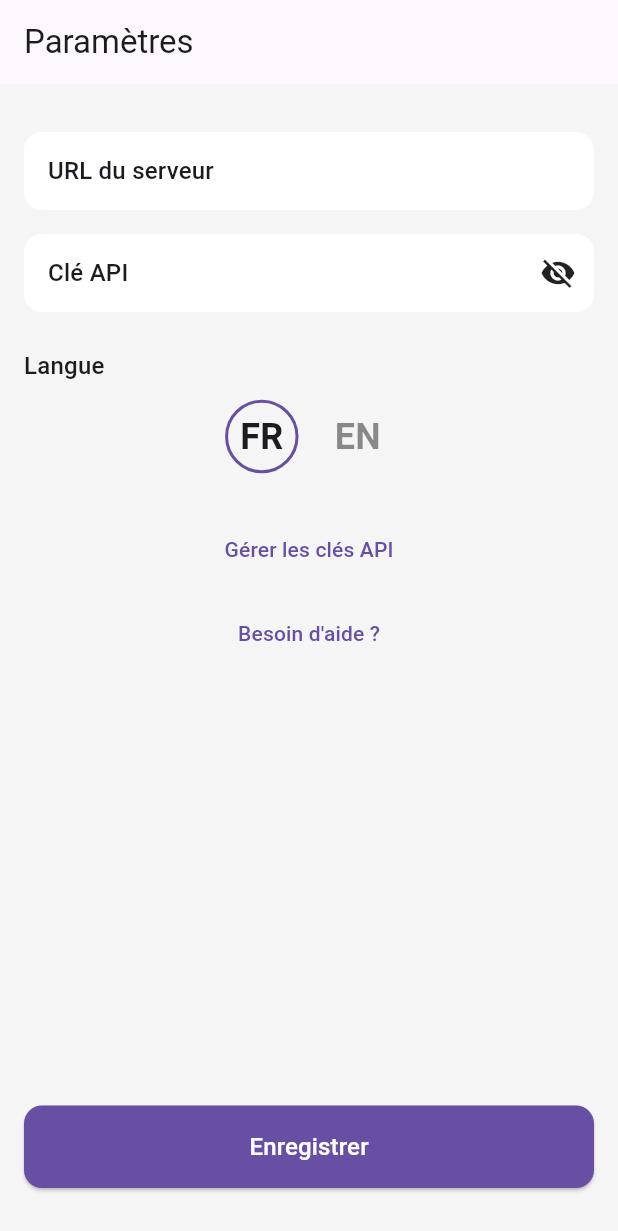
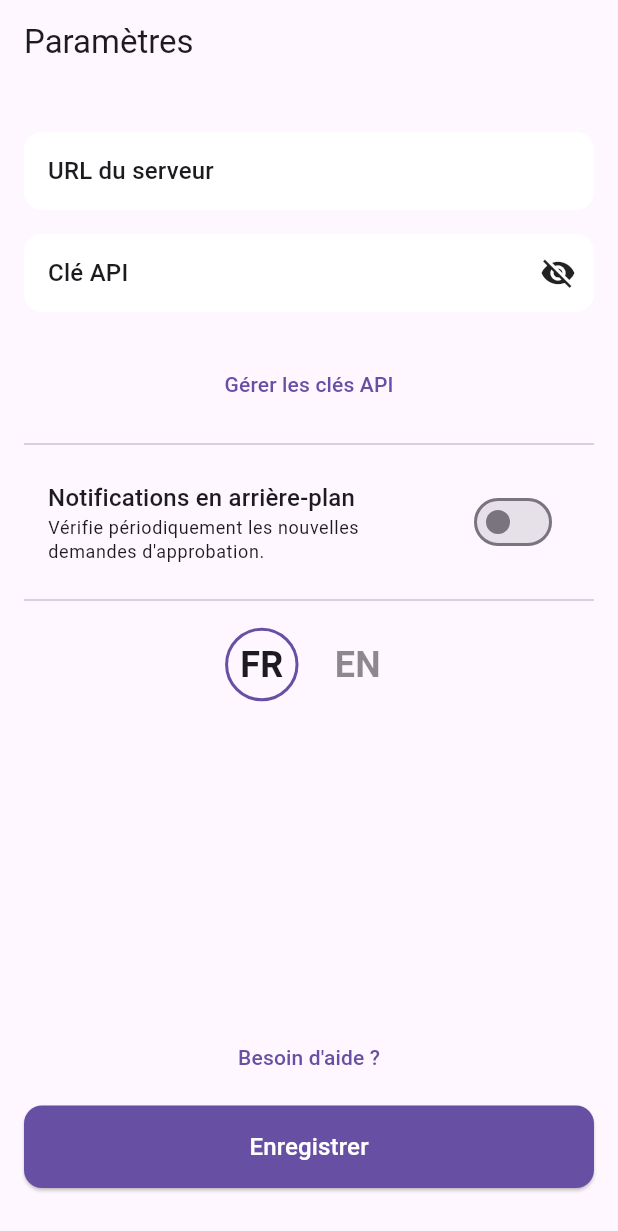
Before and after one commit to hkdone/headscalemanager, a Flutter app: the screen it shows after launch, on a phone screen of 412 x 824 dp. Shown: the top 1231 px of the screen. Run offline on Flutter 3.47's test engine with Material 3 defaults, Android fonts, the light colour scheme and no system bars; our stand-ins replace eva_icons_flutter, fl_chart, flutter_local_notifications, flutter_secure_storage, qr_flutter, share_plus and 1 more; missing offline and left inert: dart_ping, workmanager; accounts and stored records are empty.

Commit message:
Gestion des notifications

```diff
--- a/lib/main.dart
+++ b/lib/main.dart
@@ -1,95 +1,42 @@
 import 'package:flutter/material.dart';
-import 'package:flutter_localizations/flutter_localizations.dart';
 import 'package:headscalemanager/providers/app_provider.dart';
 import 'package:headscalemanager/screens/splash_screen.dart';
 import 'package:provider/provider.dart';
+import 'package:flutter_localizations/flutter_localizations.dart';
 
-/// Point d'entrée principal de l'application Flutter.
-///
-/// Cette fonction initialise et lance l'application en exécutant le widget [MyApp].
-void main() {
+void main() async {
+  WidgetsFlutterBinding.ensureInitialized();
+  // We don't want to initialize notifications here anymore
+  // as it requires settings to be loaded first.
+  // await NotificationService.initialize();
   runApp(const MyApp());
 }
 
-/// Widget racine de l'application.
-///
-/// [MyApp] est un [StatelessWidget] qui configure la structure de base de l'application,
-/// y compris la gestion de l'état avec [ChangeNotifierProvider] et les thèmes visuels.
 class MyApp extends StatelessWidget {
   const MyApp({super.key});
 
   @override
   Widget build(BuildContext context) {
-    /// Fournit une instance de [AppProvider] à l'ensemble de l'arborescence des widgets.
-    ///
-    /// [AppProvider] est instancié ici. Il est important de noter que [AppProvider]
-    /// instancie directement ses dépendances ([HeadscaleApiService] et [StorageService]).
-    /// Pour des applications plus complexes ou pour faciliter les tests unitaires,
-    /// une injection de dépendances plus explicite pourrait être envisagée pour ces services.
     return ChangeNotifierProvider(
       create: (context) => AppProvider(),
       child: Consumer<AppProvider>(
         builder: (context, appProvider, child) {
           return MaterialApp(
-            /// Titre de l'application, affiché dans la barre des tâches ou le sélecteur d'applications.
-            title: 'Gestionnaire Headscale',
-
-            /// Configuration de la localisation
+            title: 'Headscale Manager',
+            theme: ThemeData.light(), // Using a default theme
+            darkTheme: ThemeData.dark(), // Using a default dark theme
+            themeMode: ThemeMode.system, // Let the system decide
             locale: appProvider.locale,
-            supportedLocales: const [
-              Locale('en', ''),
-              Locale('fr', ''),
-            ],
             localizationsDelegates: const [
               GlobalMaterialLocalizations.delegate,
               GlobalWidgetsLocalizations.delegate,
               GlobalCupertinoLocalizations.delegate,
             ],
-
-            /// Désactive la bannière "DEBUG" en mode développement.
-        debugShowCheckedModeBanner: false,
-
-        /// Thème visuel de l'application pour le mode clair.
-        ///
-        /// Note : `primarySwatch` est déprécié. Pour un theming plus moderne,
-        /// il est recommandé d'utiliser `ColorScheme.fromSeed` ou de définir
-        /// un `ColorScheme` personnalisé.
-        theme: ThemeData(
-          brightness: Brightness.light,
-          primarySwatch: Colors.blue,
-          scaffoldBackgroundColor:
-              Colors.grey[100], // Fond d'écran légèrement gris
-          visualDensity: VisualDensity.adaptivePlatformDensity,
-          bottomNavigationBarTheme: const BottomNavigationBarThemeData(
-            backgroundColor: Colors.white, // Barre de nav blanche
-            selectedItemColor: Colors.blue,
-            unselectedItemColor: Colors.black54,
-            type: BottomNavigationBarType.fixed,
-          ),
-        ),
-
-        /// Thème visuel de l'application pour le mode sombre.
-        darkTheme: ThemeData(
-          brightness: Brightness.dark,
-          primarySwatch: Colors.blue,
-          scaffoldBackgroundColor:
-              const Color(0xFF121212), // Fond d'écran sombre
-          visualDensity: VisualDensity.adaptivePlatformDensity,
-          bottomNavigationBarTheme: BottomNavigationBarThemeData(
-            backgroundColor:
-                const Color(0xFF212121), // Barre de nav plus claire
-            selectedItemColor: Colors.blue[300],
-            unselectedItemColor: Colors.grey,
-            type: BottomNavigationBarType.fixed,
-          ),
-        ),
-
-        /// Définit le mode de thème à utiliser (système, clair ou sombre).
-        /// `ThemeMode.system` respecte les préférences de thème du système d'exploitation.
-        themeMode: ThemeMode.system,
-
-        /// Le premier écran affiché au lancement de l'application.
-        home: const SplashScreen(),
+            supportedLocales: const [
+              Locale('en', ''),
+              Locale('fr', ''),
+            ],
+            home: const SplashScreen(),
           );
         },
       ),
--- a/lib/providers/app_provider.dart
+++ b/lib/providers/app_provider.dart
@@ -1,5 +1,6 @@
 import 'package:flutter/material.dart';
 import 'package:headscalemanager/api/headscale_api_service.dart';
+import 'package:headscalemanager/services/notification_service.dart';
 import 'package:headscalemanager/services/storage_service.dart';
 
 /// Fournisseur d'application pour la gestion de l'état global.
@@ -24,7 +25,13 @@ class AppProvider extends ChangeNotifier {
   ///
   /// Initialise les services API et de stockage directement et charge la locale.
   AppProvider() {
-    _loadLocale();
+    _initializeServices();
+  }
+
+  Future<void> _initializeServices() async {
+    await _loadLocale();
+    // Initialise le service de notification après le chargement des autres services.
+    await NotificationService.initialize();
   }
 
   /// Getter pour accéder à l'instance de [HeadscaleApiService].
--- a/lib/screens/settings_screen.dart
+++ b/lib/screens/settings_screen.dart
@@ -3,8 +3,10 @@ import 'package:headscalemanager/providers/app_provider.dart';
 import 'package:headscalemanager/screens/home_screen.dart';
 import 'package:headscalemanager/screens/help_screen.dart';
 import 'package:headscalemanager/screens/help_screen_en.dart';
-import 'package:headscalemanager/screens/api_keys_screen.dart'; // Import the ApiKeysScreen
+import 'package:headscalemanager/screens/api_keys_screen.dart';
+import 'package:headscalemanager/services/notification_service.dart';
 import 'package:provider/provider.dart';
+import 'package:shared_preferences/shared_preferences.dart';
 
 class SettingsScreen extends StatefulWidget {
   const SettingsScreen({super.key});
@@ -18,22 +20,25 @@ class _SettingsScreenState extends State<SettingsScreen> {
   late TextEditingController _serverUrlController;
   late TextEditingController _apiKeyController;
   bool _obscureApiKey = true;
+  bool _notificationsEnabled = false;
 
   @override
   void initState() {
     super.initState();
     _serverUrlController = TextEditingController();
     _apiKeyController = TextEditingController();
-    _loadCredentials();
+    _loadSettings();
   }
 
-  Future<void> _loadCredentials() async {
+  Future<void> _loadSettings() async {
     final storage = context.read<AppProvider>().storageService;
     final serverUrl = await storage.getServerUrl();
     final apiKey = await storage.getApiKey();
+    final prefs = await SharedPreferences.getInstance();
     setState(() {
       _serverUrlController.text = serverUrl ?? '';
       _apiKeyController.text = apiKey ?? '';
+      _notificationsEnabled = prefs.getBool('notificationsEnabled') ?? false;
     });
   }
 
@@ -119,18 +124,6 @@ class _SettingsScreenState extends State<SettingsScreen> {
                   },
                 ),
                 const SizedBox(height: 24),
-                Text(isFr ? 'Langue' : 'Language',
-                    style: theme.textTheme.titleMedium),
-                const SizedBox(height: 8),
-                Row(
-                  mainAxisAlignment: MainAxisAlignment.center,
-                  children: [
-                    _buildLanguageButton(context, 'fr'),
-                    const SizedBox(width: 16),
-                    _buildLanguageButton(context, 'en'),
-                  ],
-                ),
-                const SizedBox(height: 24),
                 TextButton(
                   onPressed: () {
                     Navigator.of(context).push(
@@ -141,7 +134,30 @@ class _SettingsScreenState extends State<SettingsScreen> {
                       style: theme.textTheme.labelLarge
                           ?.copyWith(color: theme.colorScheme.primary)),
                 ),
-                const SizedBox(height: 8),
+                const Divider(height: 32),
+                SwitchListTile(
+                  title: Text(isFr ? 'Notifications en arrière-plan' : 'Background Notifications', style: theme.textTheme.titleMedium),
+                  subtitle: Text(isFr ? 'Vérifie périodiquement les nouvelles demandes d\'approbation.' : 'Periodically check for new approval requests.', style: theme.textTheme.bodySmall),
+                  value: _notificationsEnabled,
+                  onChanged: (bool value) async {
+                    setState(() {
+                      _notificationsEnabled = value;
+                    });
+                    final prefs = await SharedPreferences.getInstance();
+                    await prefs.setBool('notificationsEnabled', value);
+                    await NotificationService.enableBackgroundTask(value);
+                  },
+                ),
+                const Divider(height: 32),
+                Row(
+                  mainAxisAlignment: MainAxisAlignment.center,
+                  children: [
+                    _buildLanguageButton(context, 'fr'),
+                    const SizedBox(width: 16),
+                    _buildLanguageButton(context, 'en'),
+                  ],
+                ),
+                const Spacer(),
                 TextButton(
                   onPressed: () {
                     final locale = context.read<AppProvider>().locale;
@@ -157,7 +173,7 @@ class _SettingsScreenState extends State<SettingsScreen> {
                       style: theme.textTheme.labelLarge
                           ?.copyWith(color: theme.colorScheme.primary)),
                 ),
-                const Spacer(),
+                const SizedBox(height: 8),
                 ElevatedButton(
                   onPressed: _saveSettings,
                   style: ElevatedButton.styleFrom(
--- a/lib/widgets/edit_tags_dialog.dart
+++ b/lib/widgets/edit_tags_dialog.dart
@@ -195,8 +195,8 @@ class _EditTagsDialogState extends State<EditTagsDialog> {
           onPressed: () => Navigator.of(context).pop(),
         ),
         TextButton(
+          onPressed: _handleSave,
           child: Text(isFr ? 'Sauvegarder' : 'Save'),
-          onPressed: _handleSave,
         ),
       ],
     );
--- a/lib/widgets/move_node_dialog.dart
+++ b/lib/widgets/move_node_dialog.dart
@@ -154,8 +154,8 @@ class _MoveNodeDialogState extends State<MoveNodeDialog> {
           onPressed: () => Navigator.of(context).pop(),
         ),
         TextButton(
+          onPressed: _handleMove,
           child: Text(isFr ? 'Déplacer' : 'Move'),
-          onPressed: _handleMove,
         ),
       ],
     );
```
Also changed, not shown: lib/api/headscale_api_service.dart (+25 -23 lines), lib/screens/dashboard_screen.dart (+70 -40 lines), lib/screens/node_detail_screen.dart (+61 -25 lines), lib/services/notification_service.dart (added, +233 -0 lines), lib/services/storage_service.dart (+16 -7 lines), pubspec.yaml (+12 -6 lines), pubspec.lock, 6 other files.
